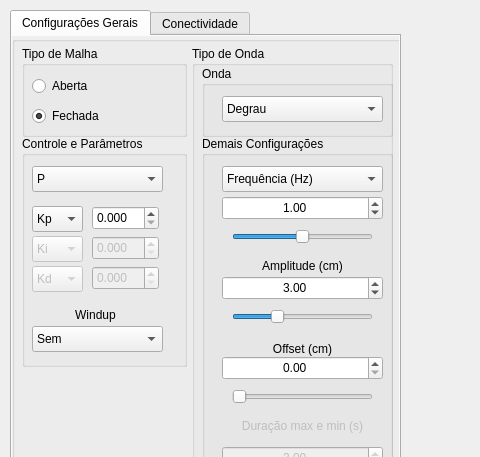
Above: supervisorio.ui from ADHRT/controleTanque before the change; both pictures show x 0 to 480 and y 0 to 457 of the 1436 by 768 pixel window. Below: the same form after it.
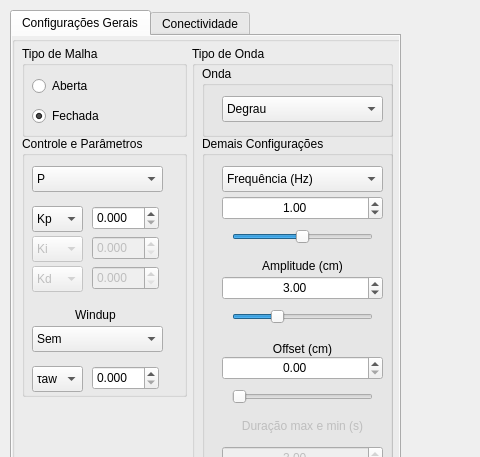
That is the form after the change. Icons and pictures are not drawn. Custom widgets are drawn as their Qt base class.

```diff
--- a/supervisorio.ui
+++ b/supervisorio.ui
@@ -955,7 +955,7 @@
          <x>10</x>
          <y>100</y>
          <width>165</width>
-         <height>231</height>
+         <height>261</height>
         </rect>
        </property>
        <property name="title">
@@ -1151,6 +1151,37 @@
          </property>
         </item>
        </widget>
+       <widget class="QDoubleSpinBox" name="doubleSpinBox_9">
+        <property name="geometry">
+         <rect>
+          <x>70</x>
+          <y>230</y>
+          <width>67</width>
+          <height>24</height>
+         </rect>
+        </property>
+        <property name="decimals">
+         <number>3</number>
+        </property>
+        <property name="maximum">
+         <double>9999999.000000000000000</double>
+        </property>
+       </widget>
+       <widget class="QComboBox" name="comboBox_7">
+        <property name="geometry">
+         <rect>
+          <x>10</x>
+          <y>230</y>
+          <width>51</width>
+          <height>26</height>
+         </rect>
+        </property>
+        <item>
+         <property name="text">
+          <string>τaw</string>
+         </property>
+        </item>
+       </widget>
       </widget>
      </widget>
      <widget class="QPushButton" name="pushButton_8">
```
